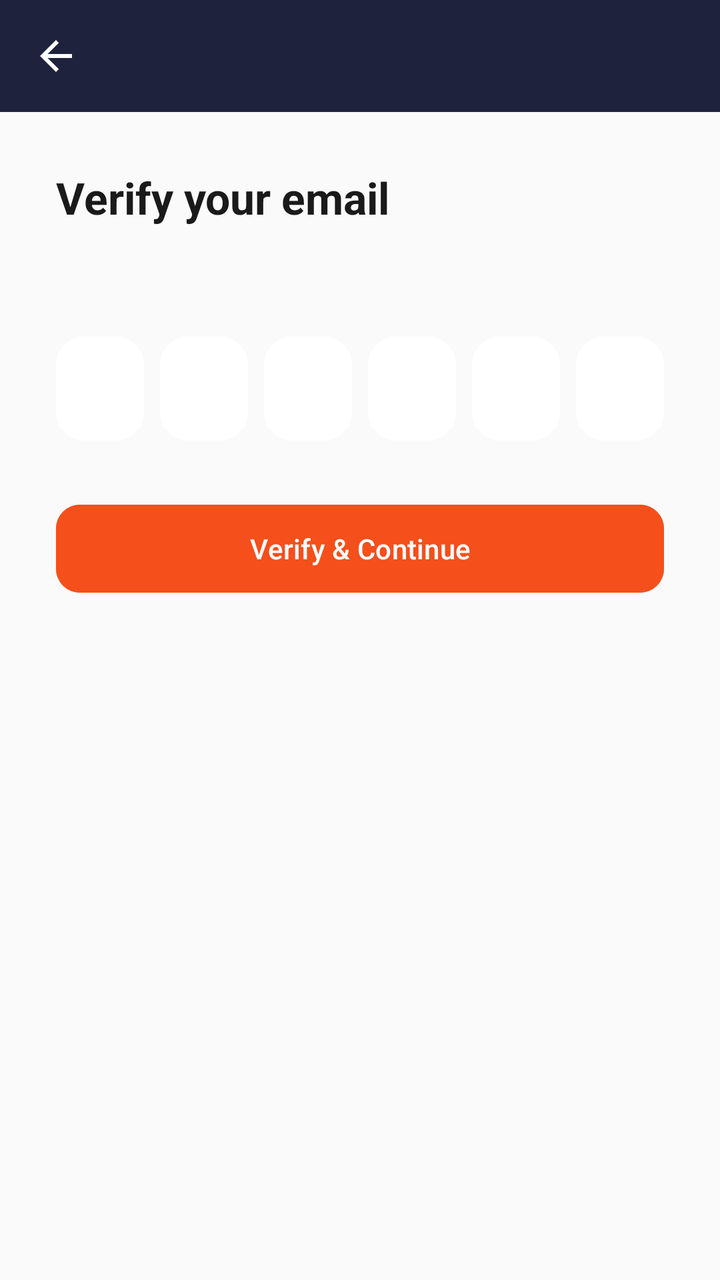
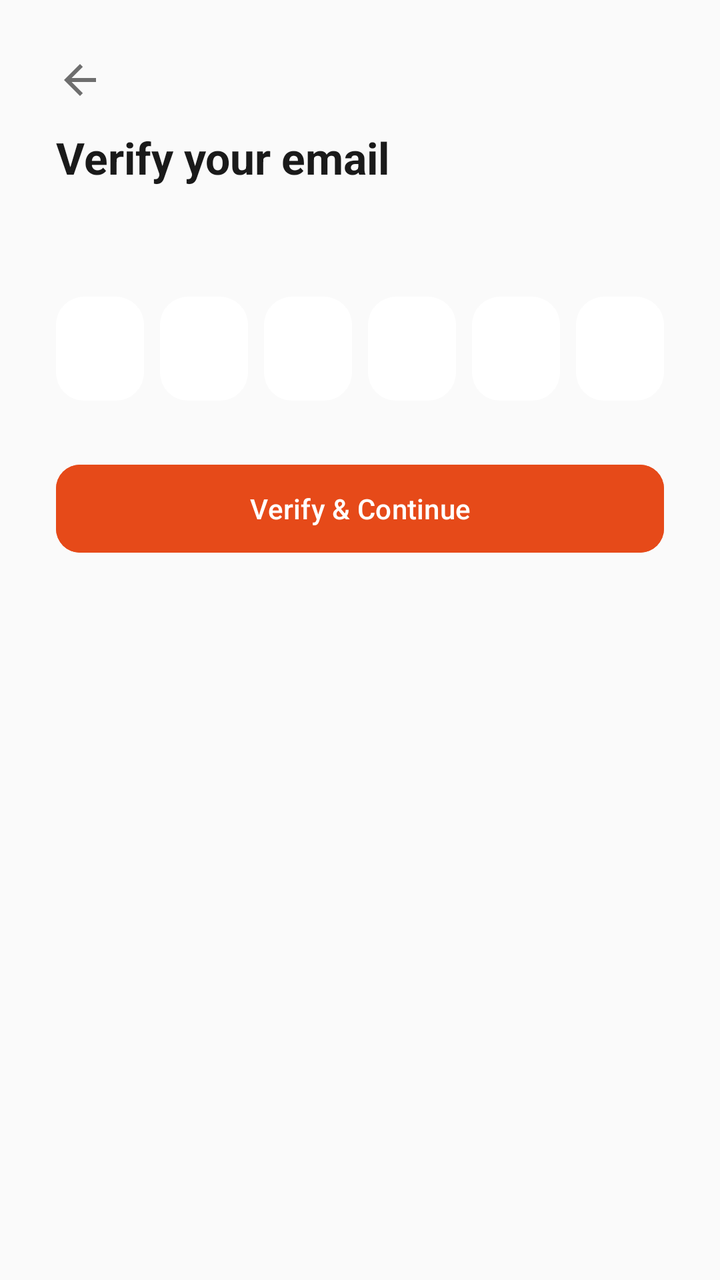

Compare the two renders of this Android layout. The source of the first and the diff that turns it into the second are given below.
<!-- AndroidManifest.xml: application theme Theme.AnydropRestaurant -->
<!-- res/layout/activity_otp_verify.xml -->
<?xml version="1.0" encoding="utf-8"?>
<LinearLayout xmlns:android="http://schemas.android.com/apk/res/android"
    xmlns:app="http://schemas.android.com/apk/res-auto"
    android:layout_width="match_parent"
    android:layout_height="match_parent"
    android:orientation="vertical"
    android:background="@color/background">

    <LinearLayout
        android:layout_width="match_parent"
        android:layout_height="wrap_content"
        android:orientation="horizontal"
        android:gravity="center_vertical"
        android:padding="16dp"
        android:background="@color/anydrop_ink">

        <ImageView
            android:id="@+id/btnBack"
            android:layout_width="24dp"
            android:layout_height="24dp"
            android:src="@drawable/ic_back"
            app:tint="@color/text_on_ink"
            android:contentDescription="@null"
            android:clickable="true"
            android:focusable="true"
            android:background="?attr/selectableItemBackgroundBorderless" />
    </LinearLayout>

    <LinearLayout
        android:layout_width="match_parent"
        android:layout_height="wrap_content"
        android:orientation="vertical"
        android:padding="28dp">

    <TextView
        android:id="@+id/otpTitle"
        android:layout_width="wrap_content"
        android:layout_height="wrap_content"
        android:text="@string/otp_title"
        android:textSize="22sp"
        android:textStyle="bold"
        android:textColor="@color/text_primary" />

    <TextView
        android:id="@+id/otpSubtitle"
        android:layout_width="wrap_content"
        android:layout_height="wrap_content"
        android:layout_marginTop="4dp"
        android:layout_marginBottom="32dp"
        android:textColor="@color/text_secondary" />

    <LinearLayout
        android:id="@+id/otpBoxRow"
        android:layout_width="match_parent"
        android:layout_height="wrap_content"
        android:orientation="horizontal"
        android:gravity="center">

        <EditText
            android:id="@+id/otpDigit1"
            style="@style/OtpDigitBox" />

        <EditText
            android:id="@+id/otpDigit2"
            style="@style/OtpDigitBox" />

        <EditText
            android:id="@+id/otpDigit3"
            style="@style/OtpDigitBox" />

        <EditText
            android:id="@+id/otpDigit4"
            style="@style/OtpDigitBox" />

        <EditText
            android:id="@+id/otpDigit5"
            style="@style/OtpDigitBox" />

        <EditText
            android:id="@+id/otpDigit6"
            style="@style/OtpDigitBox" />

    </LinearLayout>

    <com.google.android.material.button.MaterialButton
        android:id="@+id/btnVerify"
        android:layout_width="match_parent"
        android:layout_height="52dp"
        android:layout_marginTop="28dp"
        android:backgroundTint="@color/anydrop_primary"
        android:text="@string/btn_verify"
        app:cornerRadius="12dp" />

    <ProgressBar
        android:id="@+id/otpProgress"
        android:layout_width="wrap_content"
        android:layout_height="wrap_content"
        android:layout_marginTop="16dp"
        android:layout_gravity="center_horizontal"
        android:visibility="gone" />

    <TextView
        android:id="@+id/txtResend"
        android:layout_width="wrap_content"
        android:layout_height="wrap_content"
        android:layout_marginTop="20dp"
        android:layout_gravity="center_horizontal"
        android:textColor="@color/anydrop_primary"
        android:textStyle="bold"
        android:padding="6dp"
        android:clickable="true"
        android:focusable="true"
        android:background="?attr/selectableItemBackground" />

    </LinearLayout>
</LinearLayout>
<!-- resources referenced by this layout -->
<resources>
  <color name="anydrop_ink">#1E223D</color>
  <color name="anydrop_primary">#F54F1B</color>
  <color name="background">#FAFAFA</color>
  <color name="text_on_ink">#FFFFFF</color>
  <color name="text_primary">#1A1A1A</color>
  <color name="text_secondary">#6E6E6E</color>
  <!-- drawable ic_back (drawable) -->
  <vector xmlns:android="http://schemas.android.com/apk/res/android"
      android:width="24dp"
      android:height="24dp"
      android:viewportWidth="24"
      android:viewportHeight="24"
      android:tint="?attr/colorControlNormal">
      <path
          android:fillColor="#FF000000"
          android:pathData="M20,11L7.83,11l5.59,-5.59L12,4l-8,8 8,8 1.41,-1.41L7.83,13L20,13z"/>
  </vector>
  <string name="btn_verify">Verify &amp; Continue</string>
  <string name="otp_title">Verify your email</string>
  <style name="OtpDigitBox">
          <item name="android:layout_width">44dp</item>
          <item name="android:layout_height">52dp</item>
          <item name="android:layout_marginStart">4dp</item>
          <item name="android:layout_marginEnd">4dp</item>
          <item name="android:background">@drawable/bg_card_rounded</item>
          <item name="android:gravity">center</item>
          <item name="android:inputType">number</item>
          <item name="android:maxLength">1</item>
          <item name="android:textSize">22sp</item>
          <item name="android:textStyle">bold</item>
          <item name="android:textColor">@color/text_primary</item>
          <item name="android:cursorVisible">true</item>
          <item name="android:imeOptions">actionNext</item>
      </style>
  <style name="Theme.AnydropRestaurant" parent="Theme.Material3.DayNight.NoActionBar">
          <item name="colorPrimary">@color/anydrop_primary</item>
          <item name="colorPrimaryVariant">@color/anydrop_primary_dark</item>
          <item name="colorOnPrimary">@color/white</item>
          <item name="colorSecondary">@color/anydrop_secondary</item>
          <item name="colorOnSurface">@color/text_primary</item>
          <item name="colorOnSurfaceVariant">@color/text_secondary</item>
          <item name="colorOutline">@color/outline</item>
          <item name="android:windowBackground">@color/background</item>
          
          <item name="android:statusBarColor">@color/anydrop_ink</item>
          <item name="android:windowLightStatusBar">false</item>
          <item name="android:textColorPrimary">@color/text_primary</item>
          <item name="android:textColorSecondary">@color/text_secondary</item>
      </style>
  <!-- drawable bg_card_rounded (drawable) -->
  <shape xmlns:android="http://schemas.android.com/apk/res/android">
      <solid android:color="@color/surface" />
      <corners android:radius="14dp" />
  </shape>
  <color name="anydrop_primary_dark">#C93E12</color>
  <color name="white">#FFFFFF</color>
  <color name="anydrop_secondary">#2E7D32</color>
  <color name="outline">#E0E0E0</color>
  <color name="surface">#FFFFFF</color>
</resources>

<!-- the commit's change to res/layout/activity_otp_verify.xml (unified diff, before → after) -->
@@ -9,28 +9,19 @@
     <LinearLayout
         android:layout_width="match_parent"
         android:layout_height="wrap_content"
-        android:orientation="horizontal"
-        android:gravity="center_vertical"
-        android:padding="16dp"
-        android:background="@color/anydrop_ink">
-
-        <ImageView
-            android:id="@+id/btnBack"
-            android:layout_width="24dp"
-            android:layout_height="24dp"
-            android:src="@drawable/ic_back"
-            app:tint="@color/text_on_ink"
-            android:contentDescription="@null"
-            android:clickable="true"
-            android:focusable="true"
-            android:background="?attr/selectableItemBackgroundBorderless" />
-    </LinearLayout>
-
-    <LinearLayout
-        android:layout_width="match_parent"
-        android:layout_height="wrap_content"
         android:orientation="vertical"
         android:padding="28dp">
+
+    <ImageView
+        android:id="@+id/btnBack"
+        android:layout_width="24dp"
+        android:layout_height="24dp"
+        android:layout_marginBottom="12dp"
+        android:src="@drawable/ic_back"
+        android:contentDescription="@null"
+        android:clickable="true"
+        android:focusable="true"
+        android:background="?attr/selectableItemBackgroundBorderless" />
 
     <TextView
         android:id="@+id/otpTitle"
<!-- resource entries referenced after the edit -->
@@ -1,9 +1,7 @@
 <!-- resources referenced by this layout -->
 <resources>
-  <color name="anydrop_ink">#1E223D</color>
-  <color name="anydrop_primary">#F54F1B</color>
+  <color name="anydrop_primary">#E64A19</color>
   <color name="background">#FAFAFA</color>
-  <color name="text_on_ink">#FFFFFF</color>
   <color name="text_primary">#1A1A1A</color>
   <color name="text_secondary">#6E6E6E</color>
   <!-- drawable ic_back (drawable) -->
@@ -44,7 +42,7 @@
           <item name="colorOutline">@color/outline</item>
           <item name="android:windowBackground">@color/background</item>
           
-          <item name="android:statusBarColor">@color/anydrop_ink</item>
+          <item name="android:statusBarColor">@color/anydrop_primary</item>
           <item name="android:windowLightStatusBar">false</item>
           <item name="android:textColorPrimary">@color/text_primary</item>
           <item name="android:textColorSecondary">@color/text_secondary</item>
@@ -54,7 +52,7 @@
       <solid android:color="@color/surface" />
       <corners android:radius="14dp" />
   </shape>
-  <color name="anydrop_primary_dark">#C93E12</color>
+  <color name="anydrop_primary_dark">#B23C14</color>
   <color name="white">#FFFFFF</color>
   <color name="anydrop_secondary">#2E7D32</color>
   <color name="outline">#E0E0E0</color>
